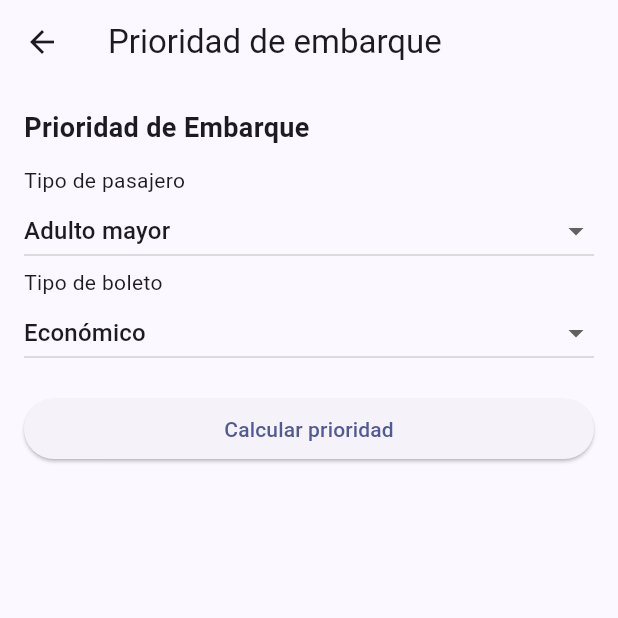
After one commit to KevC17/aeropuerto_app, a Flutter app: the PrioridadPage screen opened by its route, on a phone screen of 412 x 824 dp, the top half of it. The commit adds this screen. Run offline on Flutter 3.47's test engine with Material 3 defaults, Android fonts, the light colour scheme and no system bars; our stand-ins replace go_router.

Commit message:
Final commit

```diff
--- a/lib/app_router.dart
+++ b/lib/app_router.dart
@@ -2,6 +2,8 @@ import 'package:go_router/go_router.dart';
 
 import 'pages/home_page.dart';
 import 'pages/calc_equipment.dart';
+import 'pages/vuelos.dart';
+import 'pages/prioridad.dart';
 
 final GoRouter appRouter = GoRouter(
   routes: [
@@ -12,7 +14,7 @@ final GoRouter appRouter = GoRouter(
     GoRoute(
       path: '/calc-equip',
       builder: (_, __) => const CalcPage(),
-    ),/*
+    ),
     GoRoute(
       path: '/vuelos',
       builder: (_, __) => const VuelosPage(),
@@ -20,7 +22,7 @@ final GoRouter appRouter = GoRouter(
     GoRoute(
       path: '/prio',
       builder: (_, __) => const PrioridadPage(),
-    ),
+    ),/*
     GoRoute(
       path: '/tasas',
       builder: (_, __) => const TasasPage(),
--- a/lib/pages/home_page.dart
+++ b/lib/pages/home_page.dart
@@ -22,7 +22,7 @@ class HomePage extends StatelessWidget {
             ElevatedButton(
               onPressed: () => context.go('/calc-equip'),
               child: const Text('Calculadora de Equipaje'),
-            ),/*
+            ),
             const SizedBox(height: 12),
 
             ElevatedButton(
@@ -34,7 +34,7 @@ class HomePage extends StatelessWidget {
             ElevatedButton(
               onPressed: () => context.go('/prio'),
               child: const Text('Prioridad de embarque'),
-            ),
+            ),/*
             const SizedBox(height: 12),
 
             ElevatedButton(
--- /dev/null
+++ b/lib/pages/prioridad.dart
@@ -0,0 +1,118 @@
+import 'package:flutter/material.dart';
+import 'package:go_router/go_router.dart';
+
+class PrioridadPage extends StatefulWidget {
+  const PrioridadPage({super.key});
+
+  @override
+  State<PrioridadPage> createState() => _PrioridadPageState();
+}
+
+class _PrioridadPageState extends State<PrioridadPage> {
+  String pasajero = 'Adulto mayor';
+  String boleto = 'Economico';
+  String resultText = '';
+
+  void _calcPrio() {
+    if (boleto == 'Ejecutiva' || pasajero == 'Adulto mayor') {
+      setState(() {
+        resultText = 'Alta';
+      });
+      return;
+    } else if (pasajero == 'Familia con niños') {
+      setState(() {
+        resultText = 'Media';
+      });
+      return;
+    } else {
+      setState(() {
+        resultText = 'Baja';
+      });
+    };
+  }
+
+  @override
+  Widget build(BuildContext context) {
+    return Scaffold(
+      appBar: AppBar(
+        title: const Text('Prioridad de embarque'),
+        leading: IconButton(
+          icon: const Icon(Icons.arrow_back),
+          onPressed: () => context.go('/'),
+        ),
+      ),
+      body: Padding(
+        padding: const EdgeInsets.all(16),
+        child: SingleChildScrollView(
+          child: Column(
+            crossAxisAlignment: CrossAxisAlignment.stretch,
+            children: [
+              const Text(
+                'Prioridad de Embarque',
+                style: TextStyle(fontSize: 18, fontWeight: FontWeight.bold),
+              ),
+
+              const SizedBox(height: 12),
+              const Text('Tipo de pasajero'),
+              DropdownButton<String>(
+                value: pasajero,
+                isExpanded: true,
+                items: const [
+                  DropdownMenuItem(
+                    value: 'Adulto mayor',
+                    child: Text('Adulto mayor'),
+                  ),
+                  DropdownMenuItem(
+                    value: 'Familia con niños',
+                    child: Text('Familia con niños'),
+                  ),
+                  DropdownMenuItem(
+                    value: 'Pasajero regular',
+                    child: Text('Pasajero regular'),
+                  ),
+                ],
+                onChanged: (value) {
+                  if (value == null) return;
+                  setState(() {
+                    pasajero = value;
+                  });
+                },
+              ),
+
+              const Text('Tipo de boleto'),
+              DropdownButton<String>(
+                value: boleto,
+                isExpanded: true,
+                items: const [
+                  DropdownMenuItem(
+                    value: 'Economico',
+                    child: Text('Económico'),
+                  ),
+                  DropdownMenuItem(
+                    value: 'Ejecutiva',
+                    child: Text('Ejecutiva'),
+                  ),
+                ],
+                onChanged: (value) {
+                  if (value == null) return;
+                  setState(() {
+                    boleto = value;
+                  });
+                },
+              ),
+
+              const SizedBox(height: 16),
+              ElevatedButton(
+                onPressed: _calcPrio,
+                child: const Text('Calcular prioridad'),
+              ),
+
+              const SizedBox(height: 16),
+              Text(resultText),
+            ],
+          ),
+        ),
+      ),
+    );
+  }
+}
```
Also changed, not shown: lib/pages/calc_equipment.dart (+1 -11 lines), lib/pages/vuelos.dart (+66 -24 lines).
